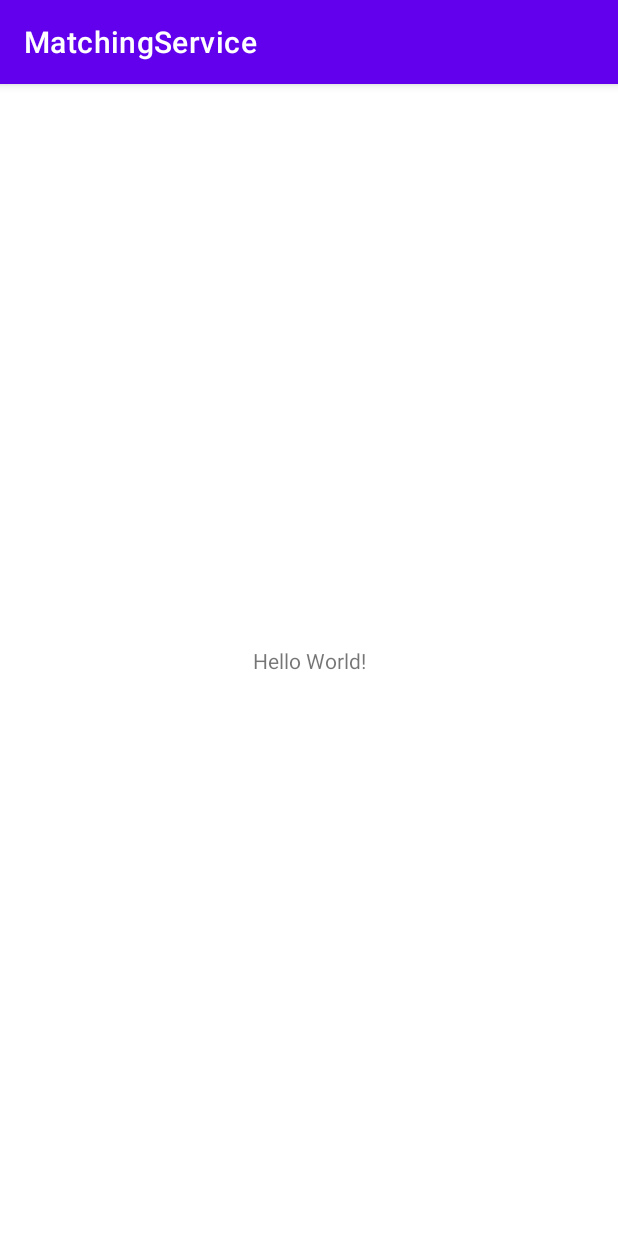
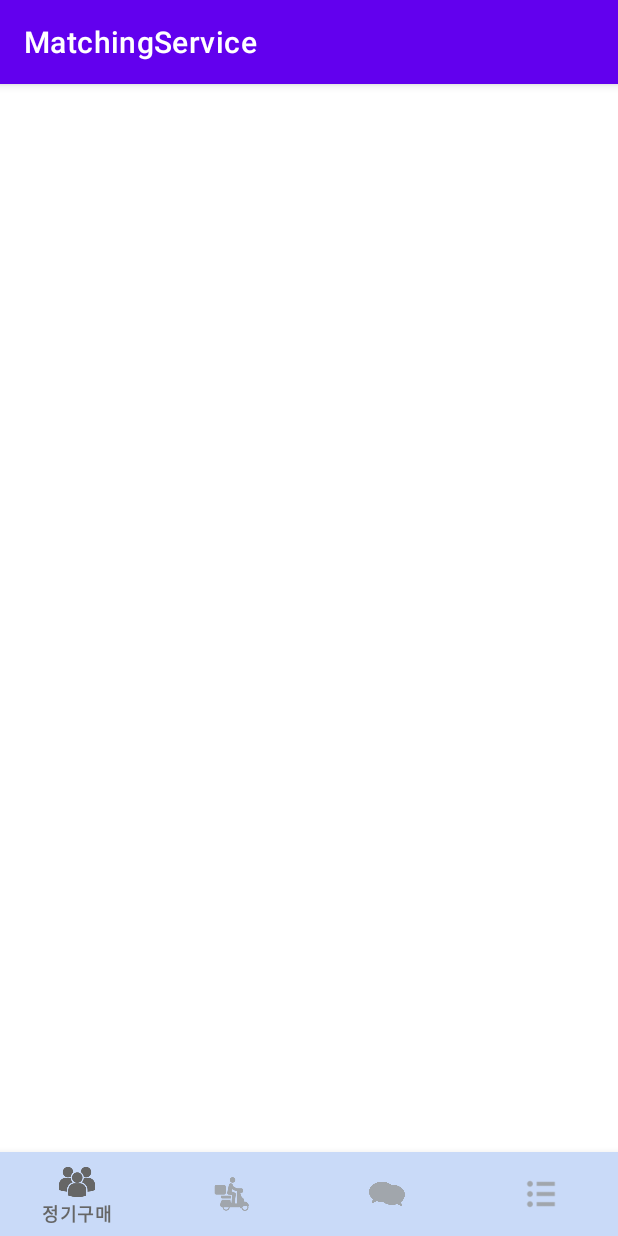
Before and after one commit to together2gether/together, an Android app: the screen it shows after launch (MainActivity), on a phone screen of 412 x 824 dp. Run offline under Robolectric (Android 15) with nearby library versions, the light colour scheme and no system bars.

Commit message:
activity_main.xml 수정

```diff
--- a/app/src/main/res/layout/activity_main.xml
+++ b/app/src/main/res/layout/activity_main.xml
@@ -5,14 +5,21 @@
     android:layout_width="match_parent"
     android:layout_height="match_parent"
     tools:context=".MainActivity">
+    <FrameLayout
+        android:id="@+id/container"
+        android:layout_width="match_parent"
+        android:layout_height="match_parent"
+        app:layout_behavior="@string/appbar_scrolling_view_behavior" />
 
-    <TextView
-        android:layout_width="wrap_content"
+    <com.google.android.material.bottomnavigation.BottomNavigationView
+        android:id="@+id/bottom_navigation"
+        android:layout_width="match_parent"
         android:layout_height="wrap_content"
-        android:text="Hello World!"
+        android:background="#c9daf8"
+        app:itemIconTint="@drawable/item_color"
+        app:itemTextColor="@drawable/item_color"
         app:layout_constraintBottom_toBottomOf="parent"
         app:layout_constraintLeft_toLeftOf="parent"
         app:layout_constraintRight_toRightOf="parent"
-        app:layout_constraintTop_toTopOf="parent" />
-
+        app:menu="@menu/menu_bottom" />
 </androidx.constraintlayout.widget.ConstraintLayout>
--- /dev/null
+++ b/app/src/main/res/menu/menu_bottom.xml
@@ -0,0 +1,27 @@
+<?xml version="1.0" encoding="utf-8"?>
+<menu xmlns:android="http://schemas.android.com/apk/res/android"
+    xmlns:app = "http://schemas.android.com/apk/res-auto">
+    <item
+        android:id="@+id/tab1"
+        android:enabled="true"
+        android:icon="@drawable/multi"
+        android:title="정기구매"/>
+    <item
+        android:id="@+id/tab2"
+        android:enabled="true"
+        android:icon="@drawable/motorbike"
+        android:title="배달"/>
+    <item
+        android:id="@+id/tab3"
+        android:enabled="true"
+        android:title="채팅"
+        android:icon="@drawable/chat"/>
+    <item
+        android:id="@+id/tab4"
+        android:title="마이페이지"
+        android:icon="@drawable/list_48"
+        android:enabled="true"
+        app:showAsAction="ifRoom"/>
+
+    <!--app:showAsAction="ifRoom"-->
+</menu>
```
